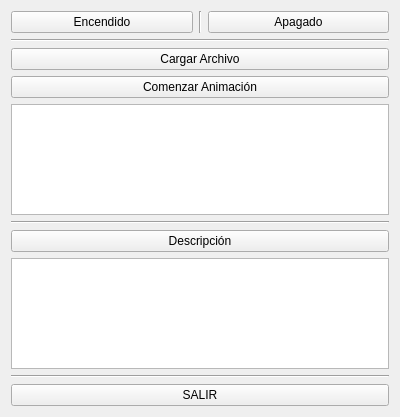
Before: the Qt Designer form src/interfaz.ui in GinoAvanzini/Simulacion-Robot-PRR, drawn with Qt 5.
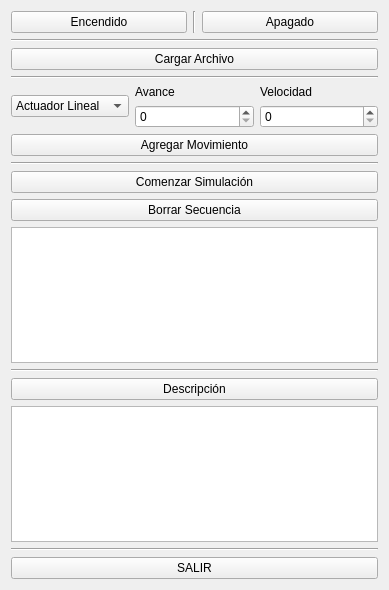
After: the same form once the commit is applied.

Commit message: Much improved UI. User can add own commands without editing files or knowing our GCode implementation. Now the user loads the text file with the instructions instead of being hardcoded

Diff of the .ui file:
```diff
--- a/src/interfaz.ui
+++ b/src/interfaz.ui
@@ -6,8 +6,8 @@
    <rect>
     <x>0</x>
     <y>0</y>
-    <width>400</width>
-    <height>417</height>
+    <width>389</width>
+    <height>590</height>
    </rect>
   </property>
   <property name="windowTitle">
@@ -55,10 +55,93 @@
        </property>
       </widget>
      </item>
+     <item>
+      <widget class="Line" name="line_6">
+       <property name="orientation">
+        <enum>Qt::Horizontal</enum>
+       </property>
+      </widget>
+     </item>
+     <item>
+      <layout class="QVBoxLayout" name="verticalLayout_2">
+       <item>
+        <layout class="QHBoxLayout" name="horizontalLayout_3">
+         <item>
+          <widget class="QComboBox" name="comboBox">
+           <item>
+            <property name="text">
+             <string>Actuador Lineal</string>
+            </property>
+           </item>
+           <item>
+            <property name="text">
+             <string>Ariculación 1</string>
+            </property>
+           </item>
+           <item>
+            <property name="text">
+             <string>Articulación 2</string>
+            </property>
+           </item>
+          </widget>
+         </item>
+         <item>
+          <layout class="QVBoxLayout" name="verticalLayout_3">
+           <item>
+            <widget class="QLabel" name="label_2">
+             <property name="text">
+              <string>Avance</string>
+             </property>
+            </widget>
+           </item>
+           <item>
+            <widget class="QSpinBox" name="spinBox"/>
+           </item>
+          </layout>
+         </item>
+         <item>
+          <layout class="QVBoxLayout" name="verticalLayout_4">
+           <item>
+            <widget class="QLabel" name="label">
+             <property name="text">
+              <string>Velocidad</string>
+             </property>
+            </widget>
+           </item>
+           <item>
+            <widget class="QSpinBox" name="spinBox_2"/>
+           </item>
+          </layout>
+         </item>
+        </layout>
+       </item>
+       <item>
+        <widget class="QPushButton" name="agregarMovimiento">
+         <property name="text">
+          <string>Agregar Movimiento</string>
+         </property>
+        </widget>
+       </item>
+      </layout>
+     </item>
+     <item>
+      <widget class="Line" name="line_5">
+       <property name="orientation">
+        <enum>Qt::Horizontal</enum>
+       </property>
+      </widget>
+     </item>
      <item>
       <widget class="QPushButton" name="Comenzar">
        <property name="text">
-        <string>Comenzar Animación</string>
+        <string>Comenzar Simulación</string>
+       </property>
+      </widget>
+     </item>
+     <item>
+      <widget class="QPushButton" name="borrarSecuencia">
+       <property name="text">
+        <string>Borrar Secuencia</string>
        </property>
       </widget>
      </item>
```
The commit also changes 4 other files.
